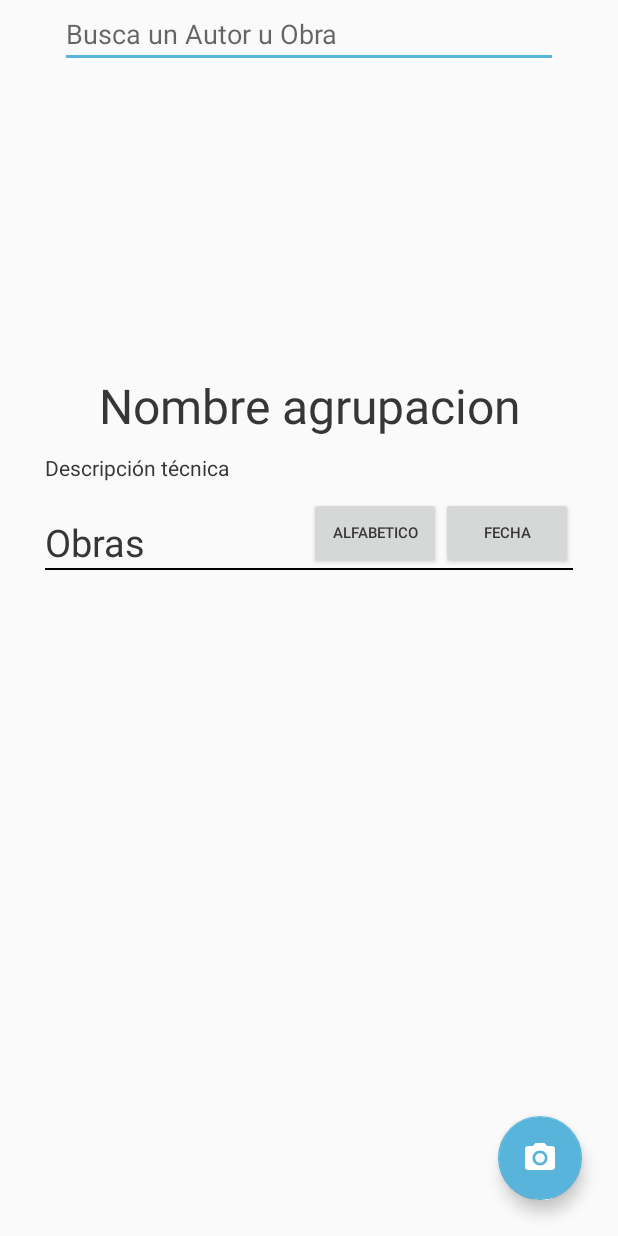
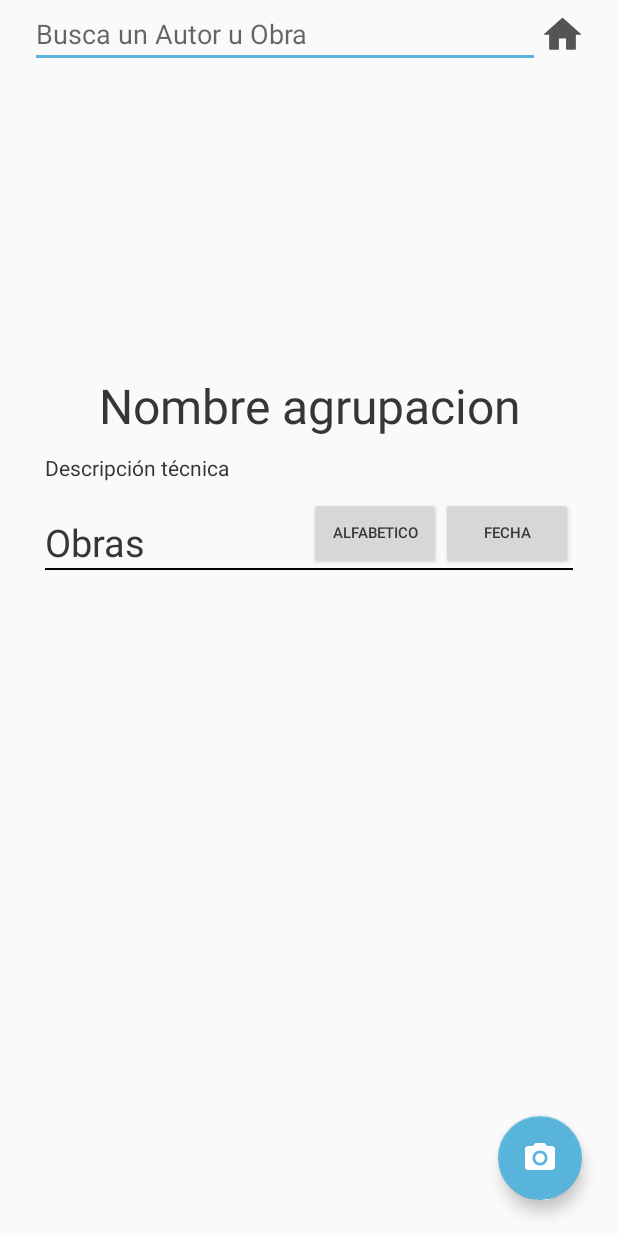
Before and after one commit to Fernandop26/Rest_and_Con, an Android app: the GroupActivity screen opened directly, with no data from a screen before it, on a phone screen of 412 x 824 dp. Run offline under Robolectric (Android 15) with nearby library versions, the phone set to English and light mode, and no system bars; our stand-ins replace Picasso, Volley; network calls fail; pictures from the network do not load.

Commit message:
Botón home en group que se había borrado

```diff
--- a/app/src/main/res/layout/layout_group.xml
+++ b/app/src/main/res/layout/layout_group.xml
@@ -13,21 +13,28 @@
         app:layout_constraintEnd_toEndOf="parent"
         android:id="@+id/toolbar"
         tools:ignore="MissingConstraints"
-        android:orientation="horizontal"
-        >
+        android:orientation="horizontal">
 
 
-        <include
-            layout="@layout/buscador"
+
+        <AutoCompleteTextView
+            android:id="@+id/actv"
+            android:layout_width="340dp"
             android:layout_height="wrap_content"
-            android:layout_width="match_parent" />
-
+            android:completionHint="Selecciona un elemento"
+            android:completionThreshold="1"
+            android:hint="Busca un Autor u Obra"
+            app:layout_constraintEnd_toEndOf="parent"
+            app:layout_constraintStart_toStartOf="parent"
+            app:layout_constraintTop_toTopOf="parent"
+            app:showAsAction="ifRoom|collapseActionView" />
 
         <ImageView
             android:id="@+id/home"
             android:layout_width="30dp"
             android:layout_height="30dp"
             android:layout_marginTop="8dp"
+            android:background="@drawable/ic_home_black_24dp"
             android:src="@drawable/ic_home_black_24dp"/>
     </LinearLayout>
 
```
Also changed, not shown: app/src/main/res/layout/row.xml (+1 -7 lines).
